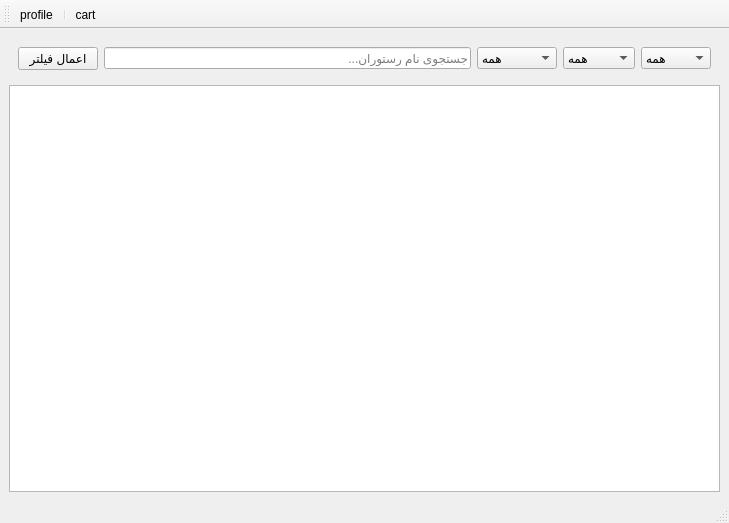
Old version of the form client.ui in the repository Abolfazlrwm/IUT_Food.
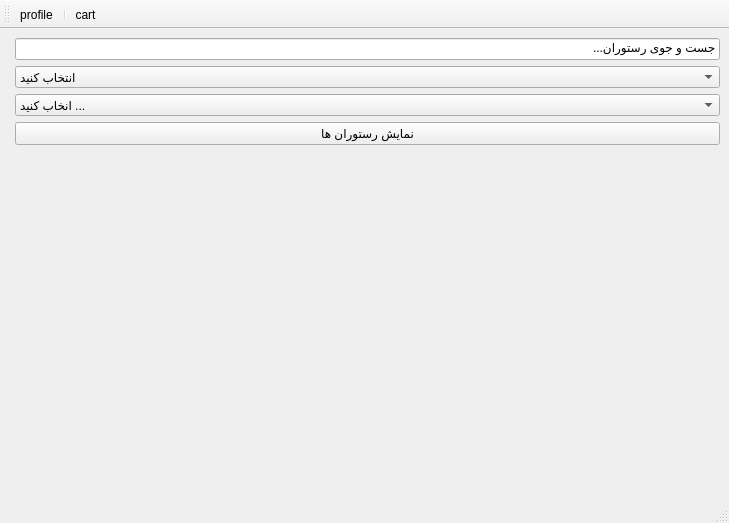
New version of the form. Icons and pictures are not drawn.

Commit message: changed the method for showing restaurants list

What changed in the file:
```diff
--- a/client.ui
+++ b/client.ui
@@ -17,26 +17,40 @@
    <string>MainWindow</string>
   </property>
   <widget class="QWidget" name="centralwidget">
-   <layout class="QVBoxLayout" name="verticalLayout">
-    <item>
-     <widget class="QWidget" name="widget" native="true">
-      <layout class="QHBoxLayout" name="horizontalLayout">
-       <item>
-        <widget class="QPushButton" name="applyFilterButton">
-         <property name="text">
-          <string>اعمال فیلتر</string>
-         </property>
-        </widget>
-       </item>
-       <item>
+   <layout class="QFormLayout" name="formLayout">
+    <item row="0" column="1">
         <widget class="QLineEdit" name="searchLineEdit">
-         <property name="placeholderText">
-          <string>جستجوی نام رستوران...</string>
+      <property name="text">
+       <string>جست و جوی رستوران...</string>
          </property>
         </widget>
        </item>
+    <item row="1" column="1">
+     <widget class="QComboBox" name="locationFilterCombo">
        <item>
+       <property name="text">
+        <string>انتخاب کنید</string>
+       </property>
+      </item>
+      <item>
+       <property name="text">
+        <string>منطقه یک</string>
+       </property>
+      </item>
+      <item>
+       <property name="text">
+        <string>منطقه 2</string>
+       </property>
+      </item>
+     </widget>
+    </item>
+    <item row="2" column="1">
         <widget class="QComboBox" name="typeFilterCombo">
+      <item>
+       <property name="text">
+        <string>انخاب کنید ...</string>
+       </property>
+      </item>
          <item>
           <property name="text">
            <string>همه</string>
@@ -52,74 +66,12 @@
            <string>ایرانی</string>
           </property>
          </item>
-         <item>
-          <property name="text">
-           <string>کافه</string>
-          </property>
-         </item>
-        </widget>
-       </item>
-       <item>
-        <widget class="QComboBox" name="locationFilterCombo">
-         <item>
+     </widget>
+    </item>
+    <item row="3" column="1">
+     <widget class="QPushButton" name="showRestaurantsButton">
           <property name="text">
-           <string>همه</string>
-          </property>
-         </item>
-         <item>
-          <property name="text">
-           <string>منطقه 1</string>
-          </property>
-         </item>
-         <item>
-          <property name="text">
-           <string>منطقه 2</string>
-          </property>
-         </item>
-         <item>
-          <property name="text">
-           <string>منطقه 3</string>
-          </property>
-         </item>
-        </widget>
-       </item>
-       <item>
-        <widget class="QComboBox" name="priceFilterButton">
-         <item>
-          <property name="text">
-           <string>همه</string>
-          </property>
-         </item>
-         <item>
-          <property name="text">
-           <string>اقتصادی</string>
-          </property>
-         </item>
-         <item>
-          <property name="text">
-           <string>متوسط</string>
-          </property>
-         </item>
-         <item>
-          <property name="text">
-           <string>گران</string>
-          </property>
-         </item>
-        </widget>
-       </item>
-      </layout>
-     </widget>
-    </item>
-    <item>
-     <widget class="QListWidget" name="restaurantListWidget">
-      <property name="sizePolicy">
-       <sizepolicy hsizetype="Expanding" vsizetype="Expanding">
-        <horstretch>0</horstretch>
-        <verstretch>1</verstretch>
-       </sizepolicy>
-      </property>
-      <property name="alternatingRowColors">
-       <bool>true</bool>
+       <string>نمایش رستوران ها</string>
       </property>
      </widget>
     </item>
```
Lines whose indentation alone changed are shown as unchanged. The commit also changes 11 other files.
